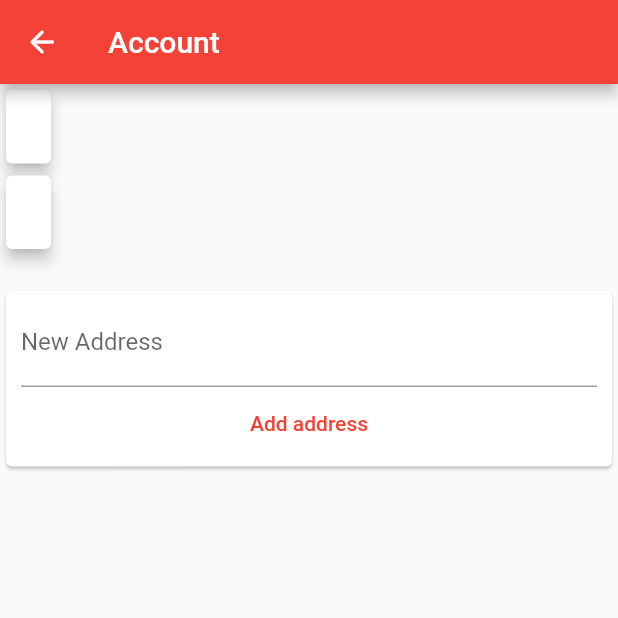
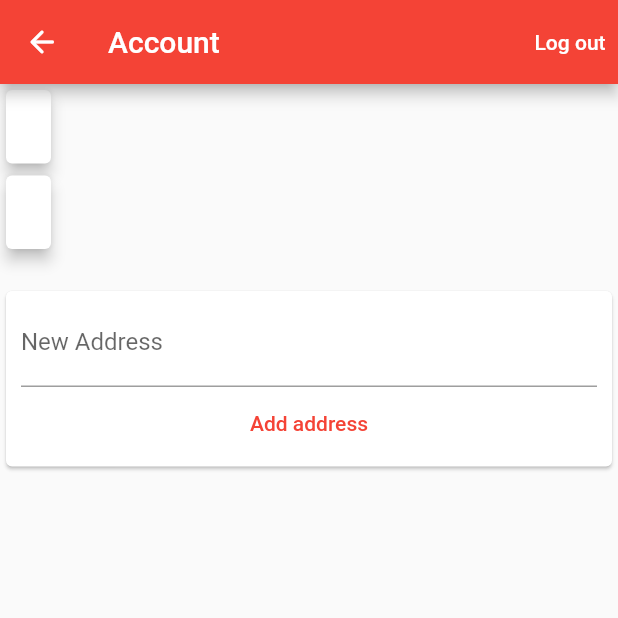
Before and after one commit to KhajiitIsHere/MIS_domasni, a Flutter app: the AccountPage screen opened directly with empty values, on a phone screen of 412 x 824 dp, the top half of it. Run offline on Flutter 3.47's test engine with Material 2 defaults, Android fonts, the light colour scheme and no system bars; our stand-ins replace camera, flutter_local_notifications, google_maps_flutter, multi_select_flutter; accounts and stored records are empty; network calls fail.

Commit message:
Reformatted some files

```diff
--- a/domasno2/lib/pages/account_page.dart
+++ b/domasno2/lib/pages/account_page.dart
@@ -35,7 +35,7 @@ class AccountPage extends StatelessWidget {
         actions: [
           TextButton(
             onPressed: logout,
-            child: const Text('Log out'),
+            child: const Text('Log out', style: TextStyle(color: Colors.white),),
           )
         ],
         leading: IconButton(
--- a/domasno2/lib/pages/camera_page.dart
+++ b/domasno2/lib/pages/camera_page.dart
@@ -2,14 +2,14 @@ import 'package:flutter/material.dart';
 import 'package:camera/camera.dart';
 
 class CameraPage extends StatefulWidget {
+  final CameraDescription camera;
+  final void Function() openHomePage;
+
   const CameraPage({
     super.key,
     required this.camera,
     required this.openHomePage,
   });
-
-  final CameraDescription camera;
-  final void Function() openHomePage;
 
   @override
   CameraPageState createState() => CameraPageState();
```
Also changed, not shown: domasno2/lib/model/ingredient.dart (+5 -5 lines).
